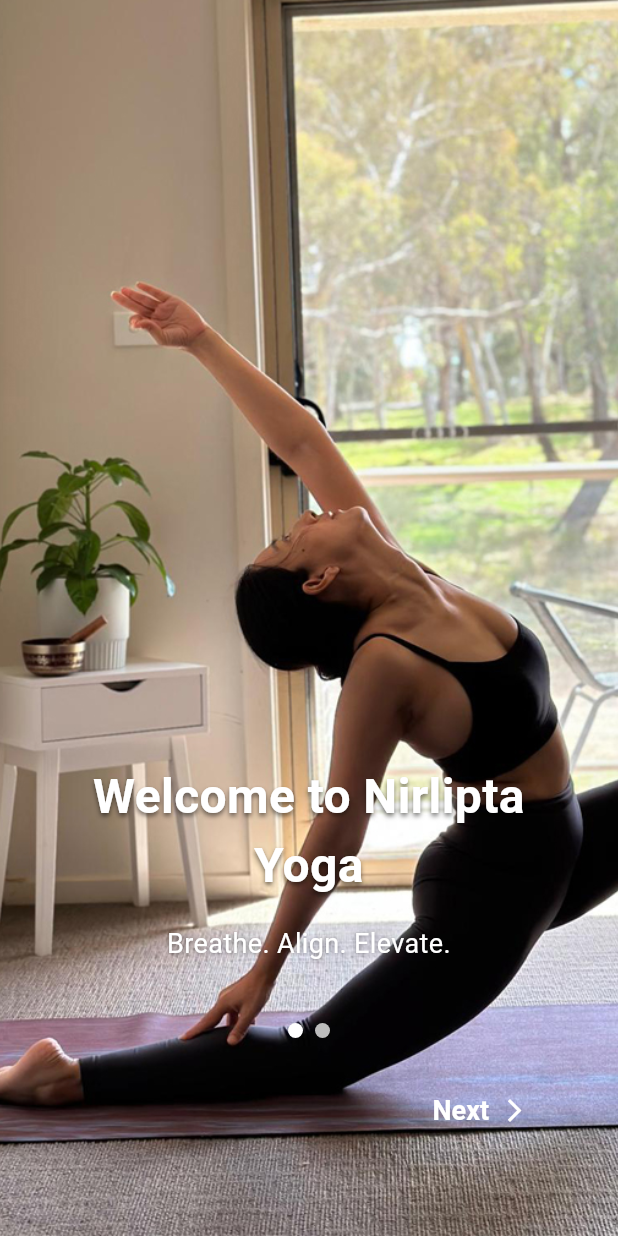
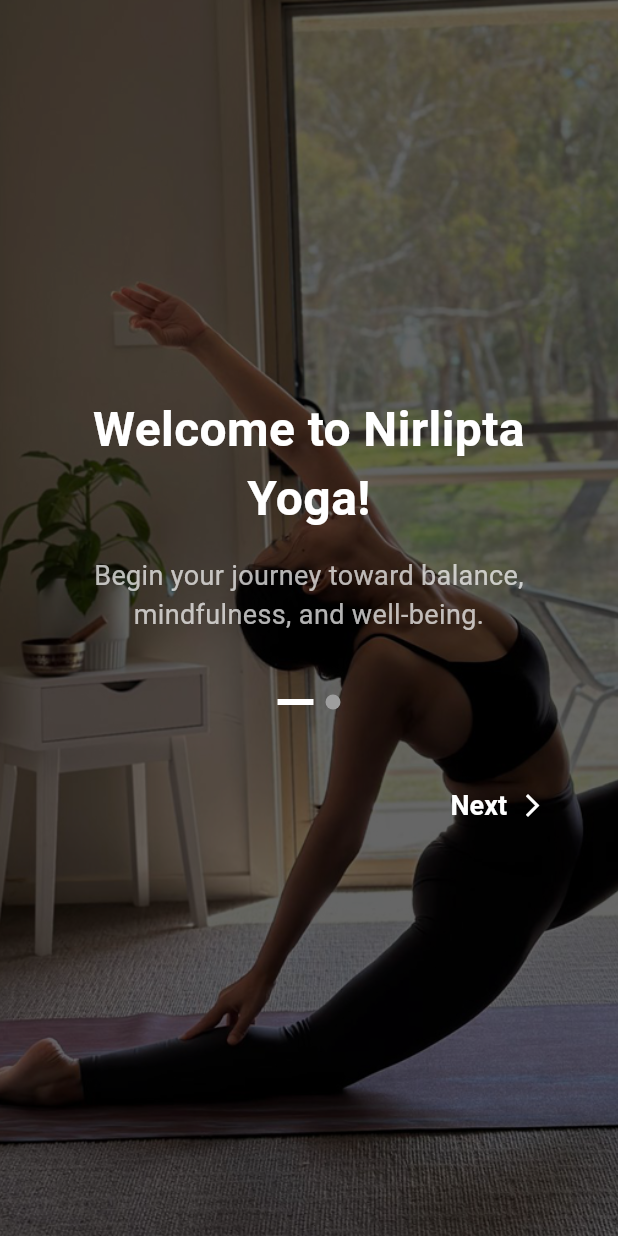
Before and after one commit to ashishmool/nirlipta-yoga-mobile, a Flutter app: the screen it shows after launch, on a phone screen of 412 x 824 dp. Run offline on Flutter 3.47's test engine with Material 3 defaults, Android fonts, the phone set to English and light mode, and no system bars; our stand-ins replace flutter_svg, image_picker, lottie; Roboto replaces fonts that are missing (Montserrat Regular, Montserrat-Regular); project files that could hold a hidden picture were left out.

Commit message:
the and ui fixes
-- login screen
-- register screen
-- app theme for elevated button text color
--  onboarding screen

```diff
--- a/nirlipta_yoga_mobile/lib/core/theme/app_theme.dart
+++ b/nirlipta_yoga_mobile/lib/core/theme/app_theme.dart
@@ -19,6 +19,7 @@
     ),
     elevatedButtonTheme: ElevatedButtonThemeData(
       style: ElevatedButton.styleFrom(
+        foregroundColor: Colors.white,
         textStyle: const TextStyle(
             fontSize: 18,
             color: Colors.white,
--- a/nirlipta_yoga_mobile/lib/view/auth/login_screen_view.dart
+++ b/nirlipta_yoga_mobile/lib/view/auth/login_screen_view.dart
@@ -55,6 +55,7 @@
   @override
   Widget build(BuildContext context) {
     final primaryColor = const Color(0xFF9B6763); // Primary color
+    // final primaryColor = const Color(0xFF9B6763); // Primary color
     final secondaryColor = const Color(0xFFB8978C); // Secondary color
 
     return Scaffold(
--- a/nirlipta_yoga_mobile/lib/view/auth/register_screen_view.dart
+++ b/nirlipta_yoga_mobile/lib/view/auth/register_screen_view.dart
@@ -6,10 +6,10 @@
   const RegisterScreenView({super.key});
 
   @override
-  _RegisterScreenViewState createState() => _RegisterScreenViewState();
+  RegisterScreenViewState createState() => RegisterScreenViewState();
 }
 
-class _RegisterScreenViewState extends State<RegisterScreenView> {
+class RegisterScreenViewState extends State<RegisterScreenView> {
   static const String adminEmail = "admin@email.com"; // Testing Purpose Only
 
   bool _hasNoMedicalConditions = false;
--- a/nirlipta_yoga_mobile/lib/view/auth/request_password_screen_view.dart
+++ b/nirlipta_yoga_mobile/lib/view/auth/request_password_screen_view.dart
@@ -7,11 +7,11 @@
   const RequestPasswordScreenView({super.key});
 
   @override
-  _RequestPasswordScreenViewState createState() =>
-      _RequestPasswordScreenViewState();
+  RequestPasswordScreenViewState createState() =>
+      RequestPasswordScreenViewState();
 }
 
-class _RequestPasswordScreenViewState extends State<RequestPasswordScreenView> {
+class RequestPasswordScreenViewState extends State<RequestPasswordScreenView> {
   final TextEditingController emailController = TextEditingController();
   bool isEmailValid = false; // Track if the email is valid
   String emailErrorMessage = ''; // Track the error message
--- a/nirlipta_yoga_mobile/lib/view/onboarding_screen_view.dart
+++ b/nirlipta_yoga_mobile/lib/view/onboarding_screen_view.dart
@@ -4,28 +4,30 @@
   const OnboardingScreenView({super.key});
 
   @override
-  _OnboardingScreenViewState createState() => _OnboardingScreenViewState();
+  OnboardingScreenViewState createState() => OnboardingScreenViewState();
 }
 
-class _OnboardingScreenViewState extends State<OnboardingScreenView> {
+class OnboardingScreenViewState extends State<OnboardingScreenView> {
   final PageController _pageController = PageController();
   int _currentPage = 0;
 
-  final List<Map<String, String>> onboardingData = [
+  final List<Map<String, String>> _slides = [
     {
       "image": "assets/images/onboarding-1.jpg",
-      "title": "Welcome to Nirlipta Yoga",
-      "description": "Breathe. Align. Elevate.",
+      "title": "Welcome to Nirlipta Yoga!",
+      "description":
+          "Begin your journey toward balance, mindfulness, and well-being.",
     },
     {
       "image": "assets/images/onboarding-2.jpg",
       "title": "Transform Your Mind",
-      "description": "Discover peace and balance in every moment.",
+      "description":
+          "Discover peace and inner strength in every breath you take.",
     },
   ];
 
   void _onNextPressed() {
-    if (_currentPage < onboardingData.length - 1) {
+    if (_currentPage < _slides.length - 1) {
       _pageController.nextPage(
         duration: const Duration(milliseconds: 300),
         curve: Curves.easeInOut,
@@ -49,90 +51,92 @@
     return Scaffold(
       body: Stack(
         children: [
-          // PageView for Onboarding Slides
+          // PageView for onboarding slides
           PageView.builder(
             controller: _pageController,
-            itemCount: onboardingData.length,
-            onPageChanged: (index) {
-              setState(() {
-                _currentPage = index;
-              });
-            },
-            itemBuilder: (context, index) {
-              return Stack(
+            itemCount: _slides.length,
+            onPageChanged: (index) => setState(() => _currentPage = index),
+            itemBuilder: (context, index) => Stack(
               children: [
-                  // Background Image
+                // Background image with overlay
                 Container(
                   decoration: BoxDecoration(
                     image: DecorationImage(
-                        image: AssetImage(onboardingData[index]["image"]!),
+                      image: AssetImage(_slides[index]["image"]!),
                       fit: BoxFit.cover,
                     ),
                   ),
+                  child: Container(
+                    color: Colors.black.withOpacity(0.6),
                   ),
-                  // Content Overlay
-                  Align(
-                    alignment: Alignment.center,
+                ),
+                // Onboarding content
+                SafeArea(
                   child: Padding(
-                      padding: const EdgeInsets.symmetric(horizontal: 36.0),
+                    padding: const EdgeInsets.symmetric(horizontal: 24.0),
                     child: Column(
-                        mainAxisAlignment: MainAxisAlignment.end,
-                        crossAxisAlignment: CrossAxisAlignment.center,
+                      mainAxisAlignment: MainAxisAlignment.center,
                       children: [
                         // Title
                         Text(
-                            onboardingData[index]["title"]!,
+                          _slides[index]["title"]!,
                           textAlign: TextAlign.center,
                           style: const TextStyle(
                             fontSize: 32,
                             fontWeight: FontWeight.bold,
                             color: Colors.white,
-                              shadows: [
-                                Shadow(
-                                  offset: Offset(0, 2),
-                                  blurRadius: 4.0,
-                                  color: Colors.black54,
-                                ),
-                              ],
                           ),
                         ),
                         const SizedBox(height: 16),
 
                         // Description
                         Text(
-                            onboardingData[index]["description"]!,
+                          _slides[index]["description"]!,
                           textAlign: TextAlign.center,
                           style: const TextStyle(
                             fontSize: 18,
-                              color: Colors.white,
-                              shadows: [
-                                Shadow(
-                                  offset: Offset(0, 1),
-                                  blurRadius: 3.0,
-                                  color: Colors.black45,
-                                ),
-                              ],
+                            color: Colors.white70,
                           ),
                         ),
                         const SizedBox(height: 40),
 
-                          // Breadcrumbs
+                        // Breadcrumb
                         _buildBreadcrumb(),
-                          const SizedBox(height: 24),
 
-                          // Back and Next Buttons
+                        const SizedBox(height: 40),
+
+                        // Navigation buttons
                         Row(
                           mainAxisAlignment: MainAxisAlignment.spaceBetween,
                           children: [
                             if (_currentPage > 0)
-                                TextButton(
+                              ElevatedButton(
                                 onPressed: _onBackPressed,
-                                  child: const Text(
+                                style: ElevatedButton.styleFrom(
+                                  backgroundColor: Colors.transparent,
+                                  shadowColor: Colors.transparent,
+                                  shape: RoundedRectangleBorder(
+                                    borderRadius: BorderRadius.circular(12.0),
+                                  ),
+                                ),
+                                child: Row(
+                                  mainAxisSize: MainAxisSize.min,
+                                  children: const [
+                                    Icon(
+                                      Icons.arrow_back_ios,
+                                      color: Colors.white,
+                                      size: 18,
+                                    ),
+                                    SizedBox(width: 8),
+                                    Text(
                                       'Back',
                                       style: TextStyle(
+                                        fontSize: 18,
+                                        fontWeight: FontWeight.w600,
                                         color: Colors.white,
-                                      fontSize: 16,
                                       ),
+                                    ),
+                                  ],
                                 ),
                               )
                             else
@@ -168,14 +172,12 @@
                             ),
                           ],
                         ),
-                          const SizedBox(height: 60),
                       ],
                     ),
                   ),
                 ),
               ],
-              );
-            },
+            ),
           ),
         ],
       ),
@@ -185,16 +187,25 @@
   Widget _buildBreadcrumb() {
     return Row(
       mainAxisAlignment: MainAxisAlignment.center,
-      children: List.generate(onboardingData.length, (index) {
+      children: List.generate(_slides.length, (index) {
+        if (index == _currentPage) {
           return Container(
+            width: 24,
+            height: 4,
             margin: const EdgeInsets.symmetric(horizontal: 4),
+            color: Colors.white,
+          );
+        } else {
+          return Container(
             width: 10,
             height: 10,
-          decoration: BoxDecoration(
-            color: _currentPage == index ? Colors.white : Colors.grey[400],
+            margin: const EdgeInsets.symmetric(horizontal: 4),
+            decoration: const BoxDecoration(
               shape: BoxShape.circle,
+              color: Colors.grey,
             ),
           );
+        }
       }),
     );
   }
```
Lines whose indentation alone changed are shown as unchanged.
